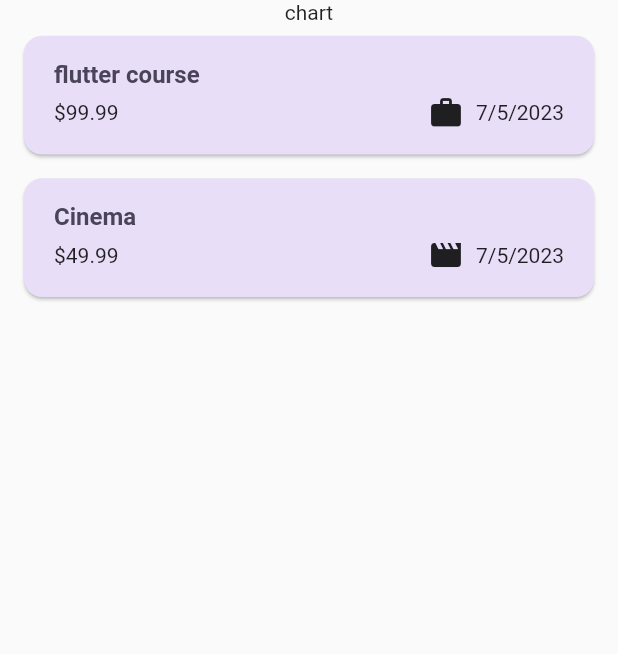
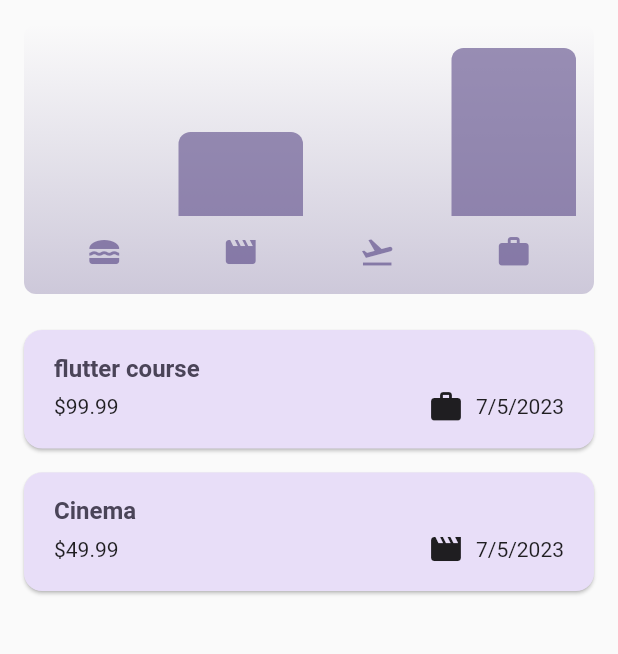
Before and after one commit to AvishkaUmesh/Flutter-Expense-Tracking-App, a Flutter app: the screen it shows after launch, on a phone screen of 412 x 824 dp, the part 84-738 px from its top. Run offline on Flutter 3.47's test engine with Material 2 defaults, Android fonts, the phone set to English and light mode, and no system bars.

Commit message:
added chart

```diff
--- a/lib/models/expense.dart
+++ b/lib/models/expense.dart
@@ -38,13 +38,13 @@ class Expense {
   }
 }
 
-class ExpensesBucket {
-  ExpensesBucket({
+class ExpenseBucket {
+  ExpenseBucket({
     required this.category,
     required this.expenses,
   });
 
-  ExpensesBucket.forCategory(List<Expense> allExpenses, this.category)
+  ExpenseBucket.forCategory(List<Expense> allExpenses, this.category)
       : expenses = allExpenses
             .where((expense) => expense.category == category)
             .toList();
--- /dev/null
+++ b/lib/widgets/charts/chart.dart
@@ -0,0 +1,94 @@
+import 'package:flutter/material.dart';
+import 'package:expense_tracker/models/expense.dart';
+import 'package:expense_tracker/widgets/charts/chart_bar.dart';
+
+class Chart extends StatelessWidget {
+  const Chart({super.key, required this.expenses});
+
+  final List<Expense> expenses;
+
+  List<ExpenseBucket> get buckets {
+    return [
+      ExpenseBucket.forCategory(expenses, Category.food),
+      ExpenseBucket.forCategory(expenses, Category.leisure),
+      ExpenseBucket.forCategory(expenses, Category.travel),
+      ExpenseBucket.forCategory(expenses, Category.work),
+    ];
+  }
+
+  double get maxTotalExpense {
+    double maxTotalExpense = 0;
+
+    for (final bucket in buckets) {
+      if (bucket.totalExpenses > maxTotalExpense) {
+        maxTotalExpense = bucket.totalExpenses;
+      }
+    }
+
+    return maxTotalExpense;
+  }
+
+  @override
+  Widget build(BuildContext context) {
+    final isDarkMode =
+        MediaQuery.of(context).platformBrightness == Brightness.dark;
+    return Container(
+      margin: const EdgeInsets.all(16),
+      padding: const EdgeInsets.symmetric(
+        vertical: 16,
+        horizontal: 8,
+      ),
+      width: double.infinity,
+      height: 180,
+      decoration: BoxDecoration(
+        borderRadius: BorderRadius.circular(8),
+        gradient: LinearGradient(
+          colors: [
+            Theme.of(context).colorScheme.primary.withOpacity(0.3),
+            Theme.of(context).colorScheme.primary.withOpacity(0.0)
+          ],
+          begin: Alignment.bottomCenter,
+          end: Alignment.topCenter,
+        ),
+      ),
+      child: Column(
+        children: [
+          Expanded(
+            child: Row(
+              crossAxisAlignment: CrossAxisAlignment.end,
+              children: [
+                for (final bucket in buckets) // alternative to map()
+                  ChartBar(
+                    fill: bucket.totalExpenses == 0
+                        ? 0
+                        : bucket.totalExpenses / maxTotalExpense,
+                  )
+              ],
+            ),
+          ),
+          const SizedBox(height: 12),
+          Row(
+            children: buckets
+                .map(
+                  (bucket) => Expanded(
+                    child: Padding(
+                      padding: const EdgeInsets.symmetric(horizontal: 4),
+                      child: Icon(
+                        categoryIcons[bucket.category],
+                        color: isDarkMode
+                            ? Theme.of(context).colorScheme.secondary
+                            : Theme.of(context)
+                                .colorScheme
+                                .primary
+                                .withOpacity(0.7),
+                      ),
+                    ),
+                  ),
+                )
+                .toList(),
+          )
+        ],
+      ),
+    );
+  }
+}
--- /dev/null
+++ b/lib/widgets/charts/chart_bar.dart
@@ -0,0 +1,34 @@
+import 'package:flutter/material.dart';
+
+class ChartBar extends StatelessWidget {
+  const ChartBar({
+    super.key,
+    required this.fill,
+  });
+
+  final double fill;
+
+  @override
+  Widget build(BuildContext context) {
+    final isDarkMode =
+        MediaQuery.of(context).platformBrightness == Brightness.dark;
+    return Expanded(
+      child: Padding(
+        padding: const EdgeInsets.symmetric(horizontal: 4),
+        child: FractionallySizedBox(
+          heightFactor: fill,
+          child: DecoratedBox(
+            decoration: BoxDecoration(
+              shape: BoxShape.rectangle,
+              borderRadius:
+                  const BorderRadius.vertical(top: Radius.circular(8)),
+              color: isDarkMode
+                  ? Theme.of(context).colorScheme.secondary
+                  : Theme.of(context).colorScheme.primary.withOpacity(0.65),
+            ),
+          ),
+        ),
+      ),
+    );
+  }
+}
--- a/lib/widgets/expenses.dart
+++ b/lib/widgets/expenses.dart
@@ -1,3 +1,4 @@
+import 'package:expense_tracker/widgets/charts/chart.dart';
 import 'package:expense_tracker/widgets/expenses_list/expenses_list.dart';
 import 'package:flutter/material.dart';
 import 'package:expense_tracker/widgets/new_expense.dart';
@@ -86,7 +87,7 @@ class _ExpensesState extends State<Expenses> {
       ),
       body: Column(
         children: [
-          const Text('chart'),
+          Chart(expenses: _registeredExpenses),
           Expanded(
             child: mainContent,
           ),
```
